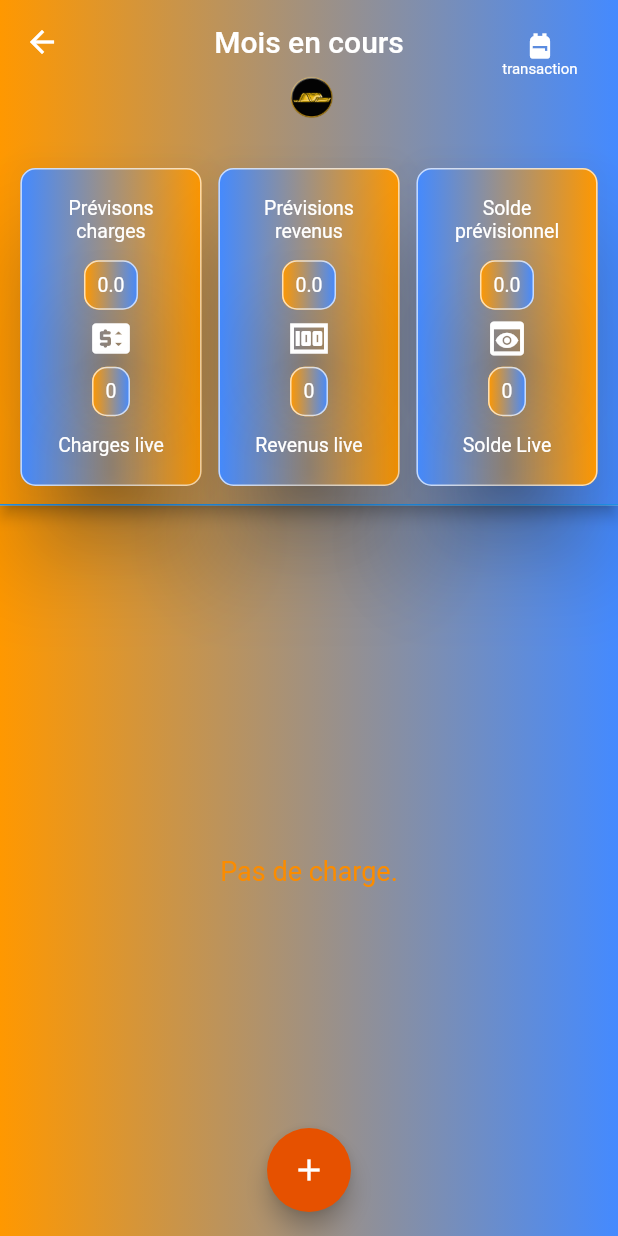
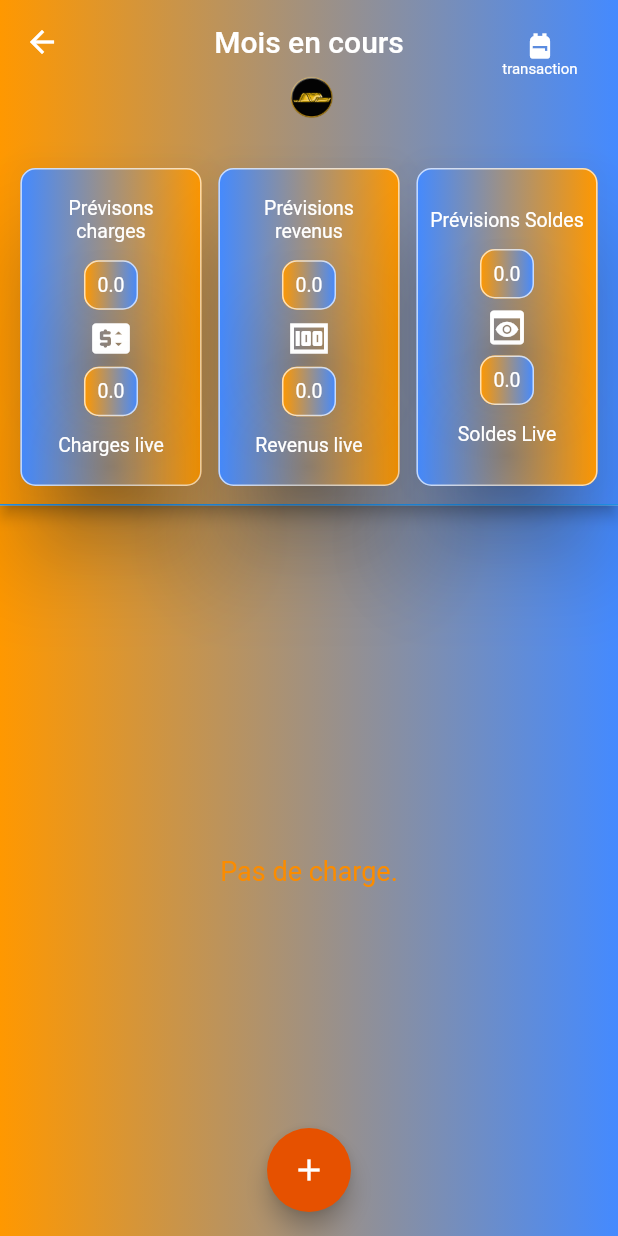
Before and after one commit to NOA-FASHION/easyEconomy, a Flutter app: the GestionMensuelLive screen opened directly with empty values, on a phone screen of 412 x 824 dp. Run offline on Flutter 3.47's test engine with Material 2 defaults, Android fonts, the phone set to English and light mode, and no system bars; our stand-ins replace flip_card, image_picker, lottie, nanoid, page_transition, shared_preferences and 1 more; missing offline and left inert: marquee_text; accounts and stored records are empty.

Commit message:
bug gestion mensule live ok

```diff
--- a/lib/controllers/easy_Controller.dart
+++ b/lib/controllers/easy_Controller.dart
@@ -129,8 +129,7 @@ class EasyController extends ChangeNotifier {
   void removeMontantUniverselle({
     required int index,
   }) async {
-    removeMontantPrevision(index: idmontantUniverselle(index));
-    // await removeChallengelistId(index);
+    // removeMontantPrevision(index: idmontantUniverselle(index));
     _listMontantUniverselle.removeAt(index);
     await _saveMontantUniverselle(remove: true);
     _initEconomy();
--- a/lib/screens/build_gestion_mensuel_resultats.dart
+++ b/lib/screens/build_gestion_mensuel_resultats.dart
@@ -259,7 +259,7 @@ class _BuildGestionMensuelResultatsState
           child: Dismissible(
             onDismissed: (direction) {
               if (direction == DismissDirection.endToStart) {
-                variable.removeGestionMensuelleMontantUniv(
+                variable.removeGestionMensuelleMontantUnivLive(
                   indexGestionMensMontanUniv: index,
                   idGestionMensMontanUniv: widget.idGestionMontantUniverselle,
                   indexGestionMensuel: widget.indexGestionMensuel,
@@ -271,7 +271,7 @@ class _BuildGestionMensuelResultatsState
               }
 
               if (direction == DismissDirection.startToEnd) {
-                variable.removeGestionMensuelleMontantUniv(
+                variable.removeGestionMensuelleMontantUnivLive(
                   indexGestionMensMontanUniv: index,
                   idGestionMensMontanUniv: widget.idGestionMontantUniverselle,
                   indexGestionMensuel: widget.indexGestionMensuel,
--- a/lib/screens/gestion_mensuel_live.dart
+++ b/lib/screens/gestion_mensuel_live.dart
@@ -40,10 +40,10 @@ class _GestionMensuelLiveState extends State<GestionMensuelLive> {
   @override
   Widget build(BuildContext context) {
     EasyController variable = Provider.of<EasyController>(context);
-    List<MontantUniverselle> _listMontantUniverselle =
-        variable.getGestionMensuelAchat(widget.indexMontantUniverselle);
+    List<MontantUniverselle> _listMontantUniverselle = variable
+        .getGestionMontantUniverselle(widget.idGestionMontantUniverselle);
     List<MontantUniverselle> _listMontantUniverselleLive = variable
-        .getGestionMensuelMontantUnivLive(widget.indexMontantUniverselle);
+        .getGestionMontantUniverselleLive(widget.idGestionMontantUniverselle);
     return Material(
       child: Scaffold(
         key: scaffoldkey,
@@ -52,28 +52,6 @@ class _GestionMensuelLiveState extends State<GestionMensuelLive> {
           child: SafeArea(
             child: AppBar(
               actions: [
-                // IconButton(
-                //   icon: const Icon(
-                //     Icons.money,
-                //     size: 20,
-                //     color: Colors.blue,
-                //   ),
-                //   tooltip: 'Open shopping cart',
-                //   onPressed: () {
-                //     Navigator.push(
-                //         context,
-                //         PageTransition(
-                //             type: PageTransitionType.bottomToTop,
-                //             child: ChangeNotifierProvider.value(
-                //                 value: variable,
-                //                 child: GestionMensuelLiveResultats(
-                //                   idGestionMontantUniverselle:
-                //                       widget.idGestionMontantUniverselle,
-                //                   indexMontantUniverselle:
-                //                       widget.indexMontantUniverselle,
-                //                 ))));
-                //   },
-                // ),
                 Padding(
                   padding: const EdgeInsets.only(right: 27, top: 17),
                   child: Column(
@@ -140,7 +118,9 @@ class _GestionMensuelLiveState extends State<GestionMensuelLive> {
                             mainAxisAlignment: MainAxisAlignment.spaceAround,
                             children: [
                               ScreenIndicatorMontantGestionLive(
-                                titre: "Prévisons charges",
+                                titre: _listMontantUniverselleLive.length > 0
+                                    ? 'Charges restantes'
+                                    : "Prévisons charges",
                                 icones: Icons.price_change_rounded,
                                 gestionListMontantUniverselle:
                                     _listMontantUniverselle,
@@ -149,7 +129,9 @@ class _GestionMensuelLiveState extends State<GestionMensuelLive> {
                                 titre1: 'Charges live',
                               ),
                               ScreenIndicatorMontantGestionLive(
-                                titre: "Prévisions revenus",
+                                titre: _listMontantUniverselleLive.length > 0
+                                    ? 'revenus restants'
+                                    : "Prévisions revenus",
                                 icones: Icons.money,
                                 gestionListMontantUniverselle:
                                     _listMontantUniverselle,
@@ -158,13 +140,15 @@ class _GestionMensuelLiveState extends State<GestionMensuelLive> {
                                 titre1: 'Revenus live',
                               ),
                               ScreenIndicatorMontantGestionLive(
-                                titre: "Solde prévisionnel",
+                                titre: _listMontantUniverselleLive.length > 0
+                                    ? 'Soldes restants'
+                                    : "Prévisions Soldes",
                                 icones: Icons.preview,
                                 gestionListMontantUniverselle:
                                     _listMontantUniverselle,
                                 gestionListMontantUniverselleLive:
                                     _listMontantUniverselleLive,
-                                titre1: 'Solde Live',
+                                titre1: 'Soldes Live',
                               ),
                             ],
                           ),
--- a/lib/screens/gestion_mensuel_live_resultats.dart
+++ b/lib/screens/gestion_mensuel_live_resultats.dart
@@ -1,6 +1,7 @@
 import 'package:easyeconomy/controllers/easy_Controller.dart';
 import 'package:easyeconomy/models/easy_economy_models.dart';
 import 'package:easyeconomy/screens/build_gestion_mensuel_live.dart';
+import 'package:easyeconomy/screens/build_gestion_mensuel_resultats.dart';
 import 'package:easyeconomy/screens/screen_indicateur_montant.dart';
 import 'package:flutter/material.dart';
 import 'package:nanoid/nanoid.dart';
@@ -38,8 +39,8 @@ class _GestionMensuelLiveResultatsState
   @override
   Widget build(BuildContext context) {
     EasyController variable = Provider.of<EasyController>(context);
-    List<MontantUniverselle> _listMontantUniverselle =
-        variable.getMontantUniverselle();
+    List<MontantUniverselle> _listMontantUniverselle = variable
+        .getGestionMensuelMontantUnivLive(widget.indexMontantUniverselle);
     List<MontantUniverselle> _listMontPrevision =
         variable.getMontantPrevision();
     return Material(
@@ -128,7 +129,7 @@ class _GestionMensuelLiveResultatsState
                     begin: Alignment.centerLeft,
                     end: Alignment.centerRight,
                     colors: [Colors.orange, Colors.blueAccent])),
-            child: BuildGestionMensuelLive(
+            child: BuildGestionMensuelResultats(
               idGestionMontantUniverselle: widget.idGestionMontantUniverselle,
               indexGestionMensuel: widget.indexMontantUniverselle,
             ),
--- a/lib/screens/screen_indicator_montant_gestionMensuel_live.dart
+++ b/lib/screens/screen_indicator_montant_gestionMensuel_live.dart
@@ -131,12 +131,15 @@ class _ScreenIndicatorMontantGestionLiveState
   String choixMontant() {
     String montant = '0';
 
-    if (widget.titre == "Solde prévisionnel") {
-      montant = montantTotalsLive();
-    } else if (widget.titre == "Prévisions revenus") {
-      montant = montantRevenuLive();
-    } else if (widget.titre == "Prévisons charges") {
-      montant = montantChargeLive();
+    if (widget.titre == "Prévisions Soldes" ||
+        widget.titre == 'Soldes restants') {
+      montant = montantTotals();
+    } else if (widget.titre == "Prévisions revenus" ||
+        widget.titre == 'revenus restants') {
+      montant = montantRevenu();
+    } else if (widget.titre == "Prévisons charges" ||
+        widget.titre == "Charges restantes") {
+      montant = montantCharge();
     }
 
     return montant;
@@ -145,12 +148,12 @@ class _ScreenIndicatorMontantGestionLiveState
   String choixMontantLive() {
     String montant = '0';
 
-    if (widget.titre == "Solde Live") {
-      montant = montantTotals();
-    } else if (widget.titre == "Revenus live") {
-      montant = montantRevenu();
-    } else if (widget.titre == "Charges live") {
-      montant = montantCharge();
+    if (widget.titre1 == "Soldes Live") {
+      montant = montantTotalsLive();
+    } else if (widget.titre1 == "Revenus live") {
+      montant = montantRevenuLive();
+    } else if (widget.titre1 == "Charges live") {
+      montant = montantChargeLive();
     }
 
     return montant;
```
